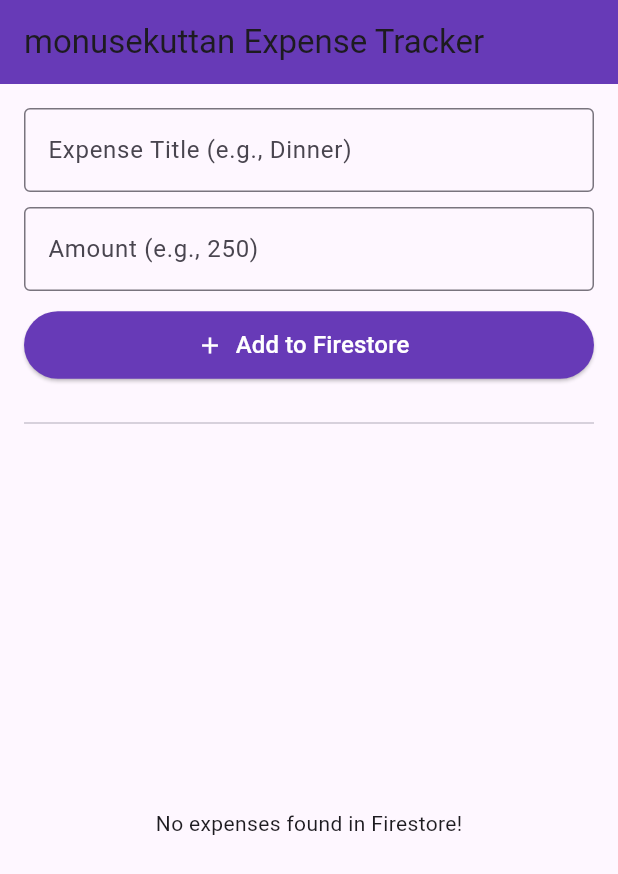
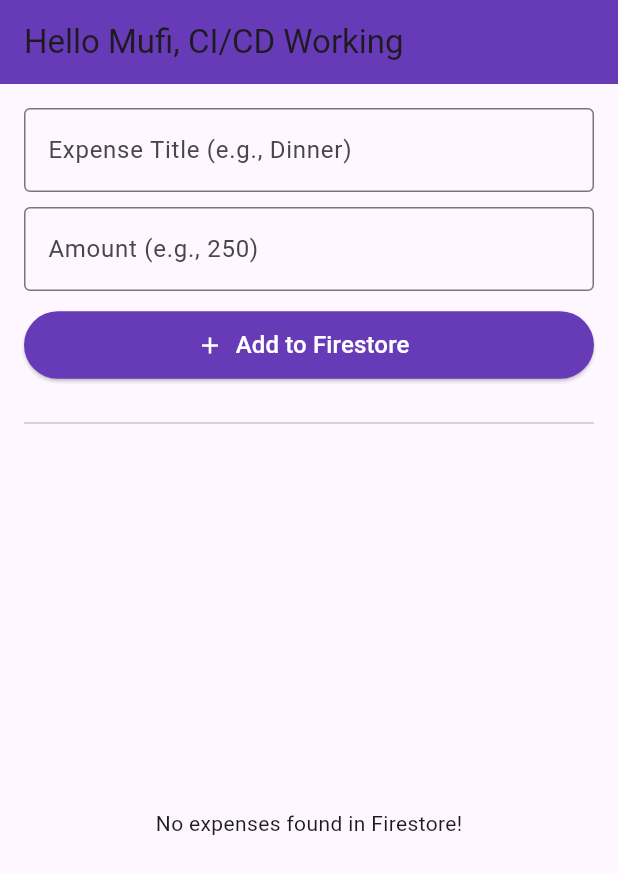
Before and after one commit to mufi10-tec/monus_try, a Flutter app: the screen it shows after launch, on a phone screen of 412 x 824 dp. Shown: the top 874 px of the screen. Run offline on Flutter 3.47's test engine with Material 3 defaults, Android fonts, the phone set to English and light mode, and no system bars; our stand-ins replace cloud_firestore, cloud_functions, firebase_auth, firebase_core, firebase_database, pie_chart; accounts and stored records are empty.

Commit message:
changed text to test cicd

```diff
--- a/lib/main.dart
+++ b/lib/main.dart
@@ -55,7 +55,7 @@
   Widget build(BuildContext context) {
     return Scaffold(
       appBar: AppBar(
-        title: const Text('monusekuttan Expense Tracker'),
+        title: const Text('Hello Mufi, CI/CD Working'),
         backgroundColor: Colors.deepPurple,
       ),
       body: Padding(
```
